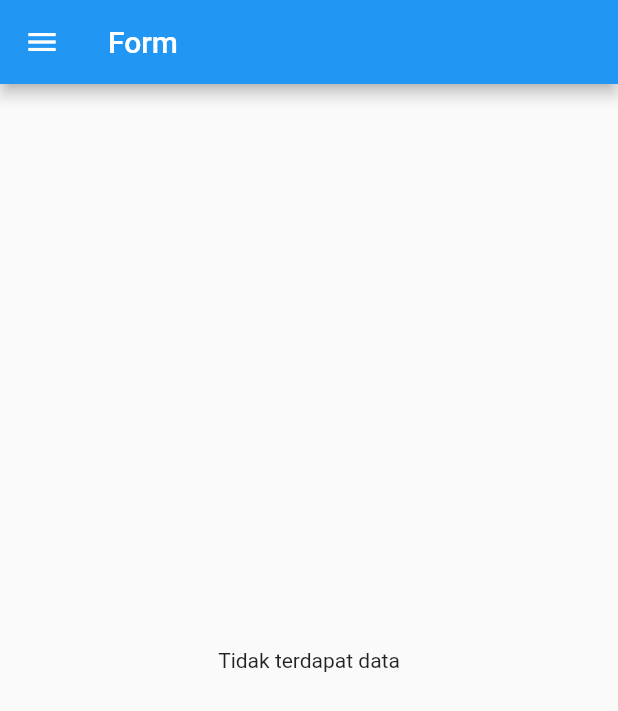
After one commit to fresst/pbp-flutter-lab, a Flutter app: the DataBudgetPage screen opened directly, on a phone screen of 412 x 824 dp. The commit adds this screen. Shown: the top 711 px of the screen. Run offline on Flutter 3.47's test engine with Material 2 defaults, Android fonts, the phone set to English and light mode, and no system bars.

Commit message:
tugas 8 main

```diff
--- /dev/null
+++ b/lib/budget.dart
@@ -0,0 +1,11 @@
+class Budget {
+  String judul;
+  String nominal;
+  String tipeBudget;
+
+  Budget(
+    this.judul,
+    this.nominal,
+    this.tipeBudget
+  );
+}
--- /dev/null
+++ b/lib/data_budget.dart
@@ -0,0 +1,97 @@
+import 'dart:developer';
+import 'package:counter_7/main.dart';
+import 'package:counter_7/tambah_budget.dart';
+import 'package:flutter/material.dart';
+
+class DataBudgetPage extends StatefulWidget {
+  var budgetItem;
+  DataBudgetPage({super.key, this.budgetItem});
+
+  @override
+  State<DataBudgetPage> createState() => _DataBudgetPageState();
+}
+
+class _DataBudgetPageState extends State<DataBudgetPage> {
+  @override
+  Widget build(BuildContext context) {
+    return Scaffold(
+      appBar: AppBar(
+        title: Text('Form'),
+      ),
+      //DRAWER
+      drawer: Drawer(
+        child: Column(
+          children: [
+            // MENAMBAHKAN CLICKABLE MENU
+            ListTile(
+              title: const Text('counter_7'),
+              onTap: () {
+                // ROUTE MENU KE HALAMAN UTAMA ("counter_7")
+                Navigator.pushReplacement(
+                  context,
+                  MaterialPageRoute(builder: (context) => const MyHomePage()),
+                );
+              },
+            ),
+            ListTile(
+              title: const Text('Tambah Budget'),
+              onTap: () {
+                // ROUTE MENU KE "Tambah Budget"
+                Navigator.pushReplacement(
+                  context,
+                  MaterialPageRoute(
+                      builder: (context) => const TambahBudgetPage()),
+                );
+              },
+            ),
+            ListTile(
+              title: const Text('Data Budget'),
+              onTap: () {
+                // ROUTE MENU KE "Data Budget"
+                Navigator.pushReplacement(
+                  context,
+                  MaterialPageRoute(
+                    builder: (context) => DataBudgetPage()),
+                );
+              },
+            ),
+          ],
+        ),
+      ),
+      body: Center(
+        child: Column(
+          mainAxisAlignment: MainAxisAlignment.center,
+          children: <Widget>[
+            if(widget.budgetItem == null)
+              Center(
+                    child: Column(
+                      children: const [Text("Tidak terdapat data")],
+                    ),
+                  )
+            else
+              widget.budgetItem.length == 0
+                  ? Center(
+                      child: Column(
+                        children: const [Text("Tidak terdapat data")],
+                      ),
+                    )
+                  : Expanded(
+                      child: ListView.builder(
+                          itemCount: widget.budgetItem.length,
+                          itemBuilder: (context, index) {
+                            return Card(
+                              child: ListTile(
+                                title: Text(widget.budgetItem[index].judul),
+                                subtitle: Text(widget.budgetItem[index].nominal),
+                                trailing: Text(widget.budgetItem[index].tipeBudget),
+                              ),
+                            );
+                          },
+                      ),
+                    ),
+          ],
+        ),
+      ),
+    );
+  }
+}
```
Also changed, not shown: lib/main.dart (+51 -15 lines), lib/tambah_budget.dart (added, +257 -0 lines).
